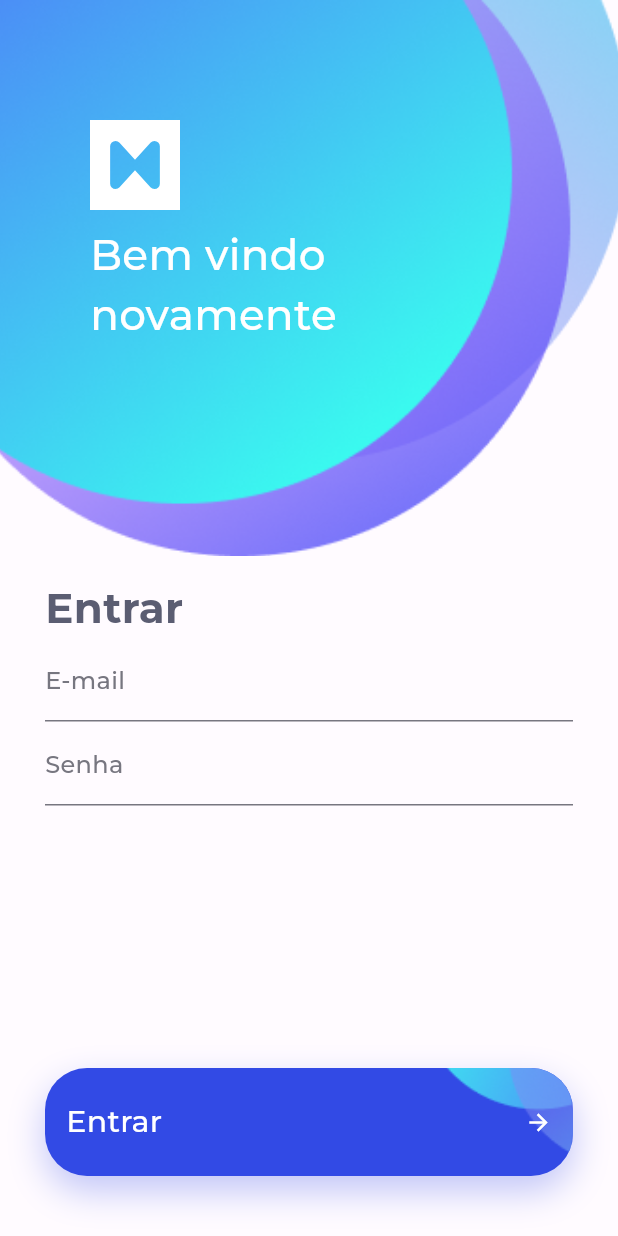
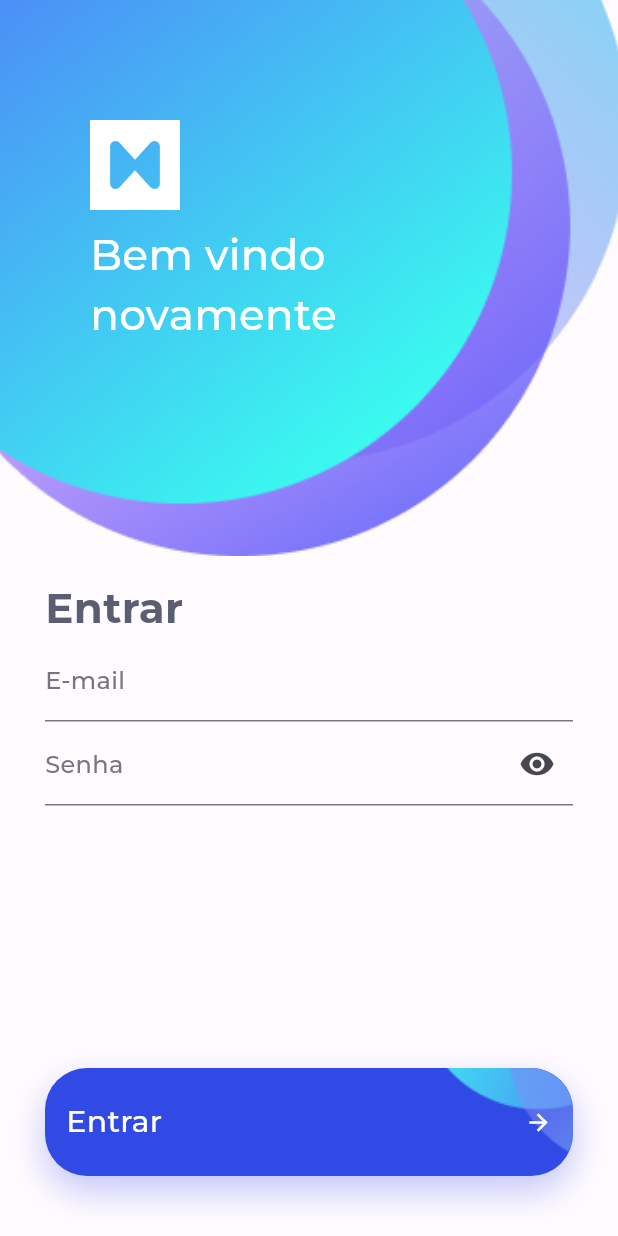
Before and after one commit to JoseMartinsNetto/FinancialApp, a Flutter app: the screen it shows after launch, on a phone screen of 412 x 824 dp. Run offline on Flutter 3.47's test engine with Material 2 defaults, Android fonts, the phone set to English and light mode, and no system bars; our stand-ins replace equatable, firebase_core, flutter_modular, flutter_svg, shared_preferences; accounts and stored records are empty; project files that could hold a hidden picture were left out.

Commit message:
Add password field and login store to LoginPage

```diff
--- a/lib/src/core/value_objects.dart
+++ b/lib/src/core/value_objects.dart
@@ -1,2 +1,3 @@
 export 'value_objects/email.dart';
 export 'value_objects/password.dart';
+export 'value_objects/password_for_login.dart';
--- a/lib/src/core/value_objects/password.dart
+++ b/lib/src/core/value_objects/password.dart
@@ -4,5 +4,5 @@ class Password extends ValueObject<String> {
   const Password(super.value);
 
   @override
-  String? get message => throw UnimplementedError();
+  String? get message => null;
 }
--- /dev/null
+++ b/lib/src/core/value_objects/password_for_login.dart
@@ -0,0 +1,18 @@
+import 'value_object.dart';
+
+class PasswordForLogin extends ValueObject<String> {
+  const PasswordForLogin(super.value);
+
+  @override
+  String? get message {
+    if (value.isEmpty) {
+      return "Senha requerida";
+    }
+
+    if (value.length < 6) {
+      return "Senha inválida";
+    }
+
+    return null;
+  }
+}
--- /dev/null
+++ b/lib/src/modules/auth/interactor/stores/login/login_store.dart
@@ -0,0 +1,17 @@
+import 'package:flutter/material.dart';
+import 'package:equatable/equatable.dart';
+import '../../../../../core/states.dart';
+import '../../../../../core/value_objects.dart';
+
+part 'login_store_state.dart';
+
+class LoginStore extends ValueNotifier<LoginStoreState> {
+  LoginStore(): super(const LoginStoreState());
+
+  void changeEmail(String? newEmail) => value = value.copyWith(email: Email(newEmail ?? ''));
+  void changePassword(String? newPassword) => value = value.copyWith(password: PasswordForLogin(newPassword ?? ''));
+
+  void login() async {
+    print(value);
+  }
+}
--- /dev/null
+++ b/lib/src/modules/auth/interactor/stores/login/login_store_state.dart
@@ -0,0 +1,28 @@
+part of 'login_store.dart';
+
+class LoginStoreState extends Equatable {
+  final Email email;
+  final PasswordForLogin password;
+  final BaseState state;
+
+  const LoginStoreState({
+    this.email = const Email(''),
+    this.password = const PasswordForLogin(''),
+    this.state = const InitialState()
+  });
+
+  LoginStoreState copyWith({
+    BaseState? state,
+    Email? email,
+    PasswordForLogin? password,
+  }) {
+    return LoginStoreState(
+      state: state ?? this.state,
+      email: email ?? this.email,
+      password: password ?? this.password,
+    );
+  }
+
+  @override
+  List<Object?> get props => [email, password];
+}
--- a/lib/src/modules/auth/ui/pages/login_page.dart
+++ b/lib/src/modules/auth/ui/pages/login_page.dart
@@ -4,11 +4,14 @@ import 'package:flutter/material.dart';
 import 'package:flutter_svg/flutter_svg.dart';
 
 import '../../../../shared/images.dart';
+import '../../../../shared/widgets/financial_password_form_field.dart';
 import '../../../../shared/widgets/keyboard_dismissible.dart';
+import '../../interactor/stores/login/login_store.dart';
 import '../widgets/login_button.dart';
 
 class LoginPage extends StatelessWidget {
-  const LoginPage({super.key});
+  final LoginStore store;
+  const LoginPage(this.store, {super.key});
 
   @override
   Widget build(BuildContext context) {
@@ -87,11 +90,13 @@ class LoginPage extends StatelessWidget {
                           ),
                           FinancialTextFormField(
                             label: 'E-mail',
-                            onChanged: (value) {},
+                            onChanged: store.changeEmail,
+                            validator: (_) => store.value.email.message,
                           ),
-                          FinancialTextFormField(
+                          FinancialPasswordTextFormField(
                             label: 'Senha',
-                            onChanged: (value) {},
+                            onChanged: store.changePassword,
+                            validator: (_) => store.value.password.message,
                           ),
                         ],
                       ),
@@ -101,7 +106,7 @@ class LoginPage extends StatelessWidget {
                       child: Align(
                         alignment: Alignment.center,
                         child: LoginButton(
-                          onPressed: () {},
+                          onPressed: store.login,
                         ),
                       ),
                     )
--- /dev/null
+++ b/lib/src/shared/widgets/financial_password_form_field.dart
@@ -0,0 +1,77 @@
+import 'package:flutter/material.dart';
+
+typedef OnChanged = void Function(String?)?;
+typedef Validator = String? Function(String?)?;
+typedef OnTap = void Function()?;
+
+class FinancialPasswordTextFormField extends StatefulWidget {
+  final String label;
+  final Validator validator;
+  final TextEditingController? controller;
+  final OnChanged onChanged;
+  final OnTap onTap;
+
+  const FinancialPasswordTextFormField({
+    super.key,
+    this.validator,
+    this.controller,
+    this.onChanged,
+    this.onTap,
+    required this.label,
+  });
+
+  @override
+  State<FinancialPasswordTextFormField> createState() => _FinancialPasswordTextFormFieldState();
+}
+
+class _FinancialPasswordTextFormFieldState extends State<FinancialPasswordTextFormField> {
+  late ValueNotifier<bool> obscureText;
+
+  String get label => widget.label;
+  Validator get validator=> widget.validator;
+  TextEditingController? get controller=> widget.controller;
+  OnChanged get onChanged=> widget.onChanged;
+  OnTap get onTap=> widget.onTap;
+
+  @override
+  void initState() {
+    obscureText = ValueNotifier(true);
+    super.initState();
+  }
+
+  void changeObscure(bool value) {
+    obscureText.value = value;
+  }
+
+  @override
+  Widget build(BuildContext context) {
+    final theme = Theme.of(context);
+    final bodyMedium = theme.textTheme.bodyMedium;
+    return ValueListenableBuilder<bool>(
+      valueListenable: obscureText,
+      builder: (context, value, child) {
+        return TextFormField(
+          controller: controller,
+          onChanged: onChanged,
+          validator: validator,
+          onTap: onTap,
+          autovalidateMode: AutovalidateMode.onUserInteraction,
+          obscureText: value,
+          decoration: InputDecoration(
+            suffixIcon:  IconButton(
+              onPressed: () => changeObscure(!value),
+              icon: Icon(
+                value ? Icons.visibility : Icons.visibility_off,
+              ),
+            ),
+            labelText: label,
+            labelStyle: bodyMedium?.copyWith(
+              fontSize: 16,
+              color: theme.colorScheme.outline,
+            ),
+          ),
+        );
+      }
+    );
+  }
+}
--- a/lib/src/shared/widgets/financial_text_form_field.dart
+++ b/lib/src/shared/widgets/financial_text_form_field.dart
@@ -21,6 +21,11 @@ class FinancialTextFormField extends StatelessWidget {
     final theme = Theme.of(context);
     final bodyMedium = theme.textTheme.bodyMedium;
     return TextFormField(
+      controller: controller,
+      onChanged: onChanged,
+      validator: validator,
+      onTap: onTap,
+      autovalidateMode: AutovalidateMode.onUserInteraction,
       decoration: InputDecoration(
         labelText: label,
         labelStyle: bodyMedium?.copyWith(
```
Also changed, not shown: lib/src/core/value_objects/email.dart (+23 -1 lines), lib/src/modules/auth/auth_module.dart (+10 -1 lines), lib/src/modules/auth/interector/stores/login_store.dart (deleted, +0 -29 lines).
